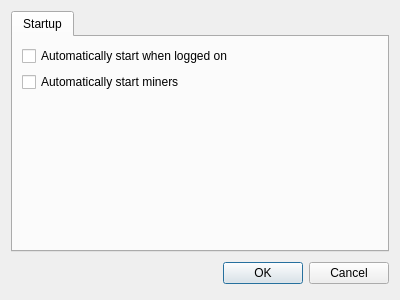
First picture: the form in source/optionsdialog.ui, repository martin-kudlicka/crypto-miner, before the edit.
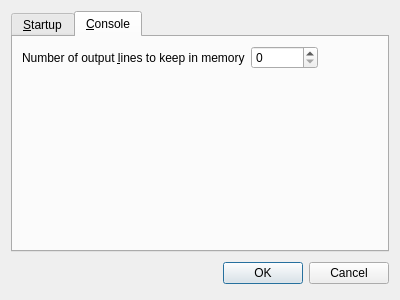
Second picture: the form after the edit. The open tabs and pages were chosen to show the change.

Commit message: + configurable number of console output lines to remember

```diff
--- a/source/optionsdialog.ui
+++ b/source/optionsdialog.ui
@@ -21,20 +21,20 @@
      </property>
      <widget class="QWidget" name="tab">
       <attribute name="title">
-       <string>Startup</string>
+       <string>&amp;Startup</string>
       </attribute>
       <layout class="QVBoxLayout" name="verticalLayout_2">
        <item>
         <widget class="QCheckBox" name="startWithLogon">
          <property name="text">
-          <string>Automatically start when logged on</string>
+          <string>Automatically start when &amp;logged on</string>
          </property>
         </widget>
        </item>
        <item>
         <widget class="QCheckBox" name="mineOnStartup">
          <property name="text">
-          <string>Automatically start miners</string>
+          <string>Automatically start &amp;miners</string>
          </property>
         </widget>
        </item>
@@ -53,6 +53,47 @@
        </item>
       </layout>
      </widget>
+     <widget class="QWidget" name="tab_2">
+      <attribute name="title">
+       <string>&amp;Console</string>
+      </attribute>
+      <layout class="QFormLayout" name="formLayout">
+       <item row="0" column="1">
+        <layout class="QHBoxLayout" name="horizontalLayout">
+         <item>
+          <widget class="QSpinBox" name="consoleOutputLines">
+           <property name="maximum">
+            <number>262144</number>
+           </property>
+          </widget>
+         </item>
+         <item>
+          <spacer name="horizontalSpacer">
+           <property name="orientation">
+            <enum>Qt::Horizontal</enum>
+           </property>
+           <property name="sizeHint" stdset="0">
+            <size>
+             <width>40</width>
+             <height>20</height>
+            </size>
+           </property>
+          </spacer>
+         </item>
+        </layout>
+       </item>
+       <item row="0" column="0">
+        <widget class="QLabel" name="label">
+         <property name="text">
+          <string>Number of output &amp;lines to keep in memory</string>
+         </property>
+         <property name="buddy">
+          <cstring>consoleOutputLines</cstring>
+         </property>
+        </widget>
+       </item>
+      </layout>
+     </widget>
     </widget>
    </item>
    <item>
```
The commit also changes 4 other files.
